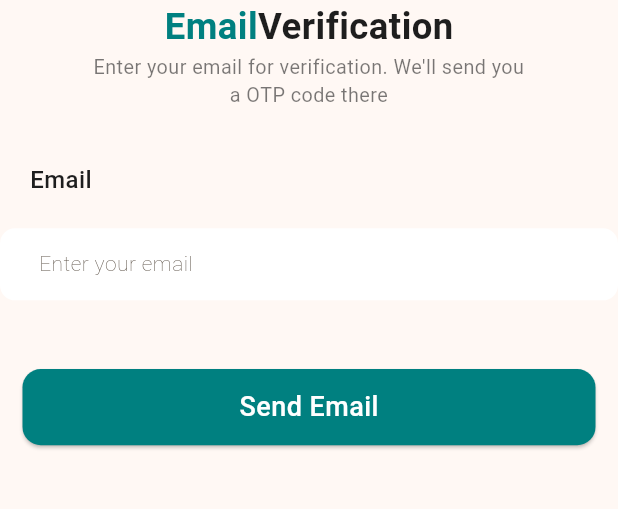
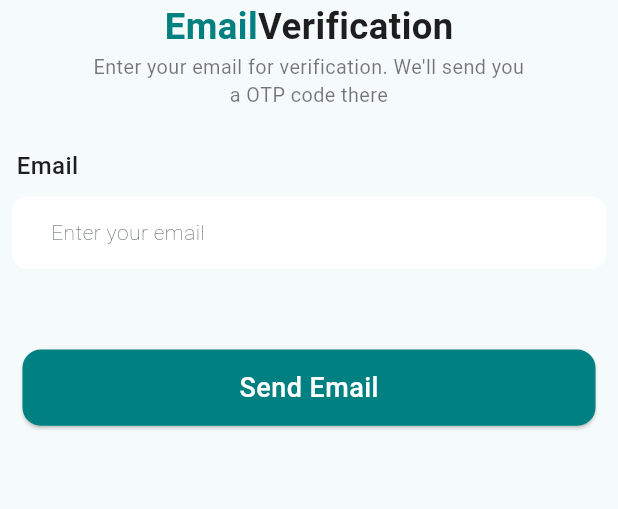
Before and after one commit to monjurelahe/pepperoniiiiiiii, a Flutter app: the VerificationScreen screen opened directly, on a phone screen of 412 x 824 dp, the part 291-800 px from its top. Run offline on Flutter 3.47's test engine with Material 3 defaults, Android fonts, the phone set to English and light mode, and no system bars; our stand-ins replace flutter_otp_text_field, flutter_screenutil; Roboto replaces fonts that are missing (Poppins).

Commit message:
Updated again

```diff
--- a/lib/core/const/app_textstyles.dart
+++ b/lib/core/const/app_textstyles.dart
@@ -62,7 +62,7 @@ class AppText {
     fontSize: 16,
     fontWeight: FontWeight.w500,
     fontFamily: 'Poppins',
-    color: Color.fromRGBO(30, 30, 30, 1),
+    color: Color.fromRGBO(30, 30, 30, 30),
     letterSpacing: 0.3,
   );
 
--- a/lib/features/auth/screen/signup_screen.dart
+++ b/lib/features/auth/screen/signup_screen.dart
@@ -31,8 +31,6 @@ class _SignupScreenState extends State<SignupScreen> {
             children: [
               // Logo
               Image(image: AssetImage(ImagePath.logo)),
-
-              //SizedBox(height: 4.h),
 
               // Heading Text
               Row(
@@ -180,7 +178,6 @@ class _SignupScreenState extends State<SignupScreen> {
             ],
           ),
         ),
-        //Text(text, style: AppText.firstName),
       ),
     );
   }
--- a/lib/features/auth/screen/verification_screen.dart
+++ b/lib/features/auth/screen/verification_screen.dart
@@ -39,13 +39,16 @@ class VerificationScreen extends StatelessWidget {
 
                 //Textfield
                 Padding(
-                  padding: const EdgeInsets.all(20.0),
+                  padding: const EdgeInsets.fromLTRB(11, 11, 0, 0),
                   child: buildLabel('Email'),
                 ),
-                CustomTextField(
-                  controller: emailController,
-                  hint: 'Enter your email',
-                  inputType: TextInputType.emailAddress,
+                Padding(
+                  padding: const EdgeInsets.all(8.0),
+                  child: CustomTextField(
+                    controller: emailController,
+                    hint: 'Enter your email',
+                    inputType: TextInputType.emailAddress,
+                  ),
                 ),
 
                 SizedBox(height: 22),
--- a/lib/main.dart
+++ b/lib/main.dart
@@ -19,7 +19,9 @@ class MyApp extends StatelessWidget {
         return MaterialApp(
           debugShowCheckedModeBanner: false,
           theme: ThemeData(
-            colorScheme: ColorScheme.fromSeed(seedColor: Colors.orangeAccent),
+            colorScheme: ColorScheme.fromSeed(
+              seedColor: Color.fromRGBO(245, 245, 245, 1),
+            ),
           ),
           home: LoginScreen(),
         );
```
